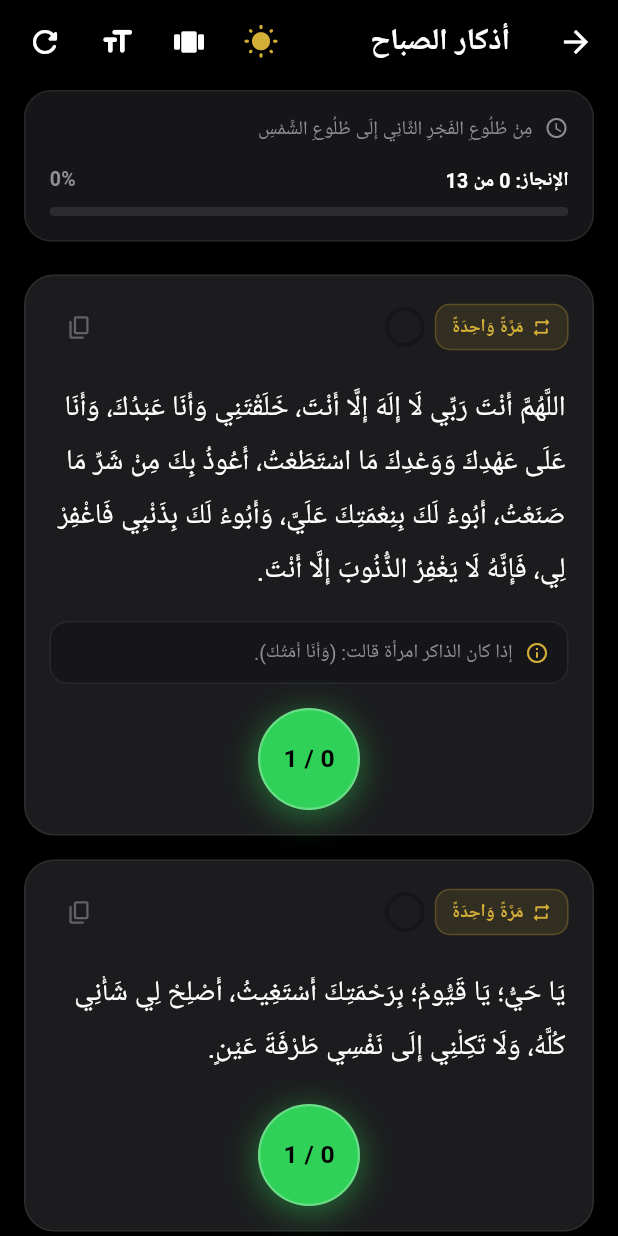
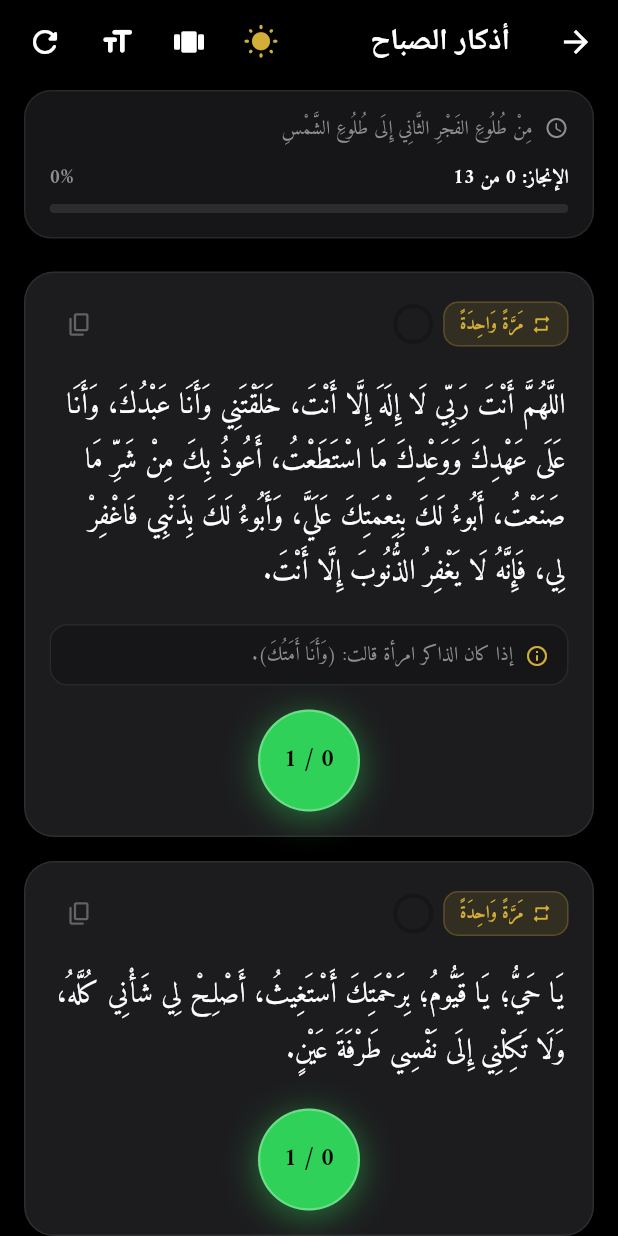
Before and after one commit to Abdelah-on-Git/dzikr, a Flutter app: the screen it shows after launch, after a tap on "أذكار الصباح", on a phone screen of 412 x 824 dp. Run offline on Flutter 3.47's test engine with Material 3 defaults, Android fonts, the phone set to English and light mode, and no system bars; our stand-ins replace shared_preferences.

Commit message:
feat(typography): bundle Amiri Arabic font locally and tune tashkeel line height

```diff
--- a/lib/theme/app_theme.dart
+++ b/lib/theme/app_theme.dart
@@ -5,6 +5,7 @@ import 'app_colors.dart';
 class AppTheme {
   static ThemeData get lightTheme {
     return ThemeData(
+      fontFamily: 'Amiri',
       brightness: Brightness.light,
       scaffoldBackgroundColor: AppColors.lightScaffoldBg,
       primaryColor: AppColors.lightEmeraldGreen,
@@ -87,7 +88,7 @@ class AppTheme {
           color: AppColors.lightTextPrimary,
           fontSize: 19,
           fontWeight: FontWeight.w400,
-          height: 1.85, // Generous line height for Arabic tashkeel
+          height: 1.95, // Tuned line height for Arabic tashkeel to prevent collision
           letterSpacing: 0.2,
         ),
         bodyMedium: TextStyle(
@@ -106,6 +107,7 @@ class AppTheme {
 
   static ThemeData get darkTheme {
     return ThemeData(
+      fontFamily: 'Amiri',
       brightness: Brightness.dark,
       scaffoldBackgroundColor: AppColors.pitchBlack,
       primaryColor: AppColors.pitchGreen,
@@ -188,7 +190,7 @@ class AppTheme {
           color: AppColors.textPrimary,
           fontSize: 19,
           fontWeight: FontWeight.w400,
-          height: 1.85, // Generous line height for Arabic tashkeel
+          height: 1.95, // Tuned line height for Arabic tashkeel to prevent collision
           letterSpacing: 0.2,
         ),
         bodyMedium: TextStyle(
--- a/lib/widgets/zikr_card.dart
+++ b/lib/widgets/zikr_card.dart
@@ -231,9 +231,10 @@ class ZikrCard extends StatelessWidget {
                 item.text,
                 textAlign: TextAlign.right,
                 style: TextStyle(
+                  fontFamily: 'Amiri',
                   color: colors.textPrimary,
                   fontSize: 19 * fontScale,
-                  height: 1.85,
+                  height: 1.95,
                   fontWeight: FontWeight.w400,
                   letterSpacing: 0.1,
                 ),
```
Also changed, not shown: pubspec.yaml (+7 -0 lines), assets/fonts/Amiri-Bold.ttf (added), assets/fonts/Amiri-Regular.ttf (added).
